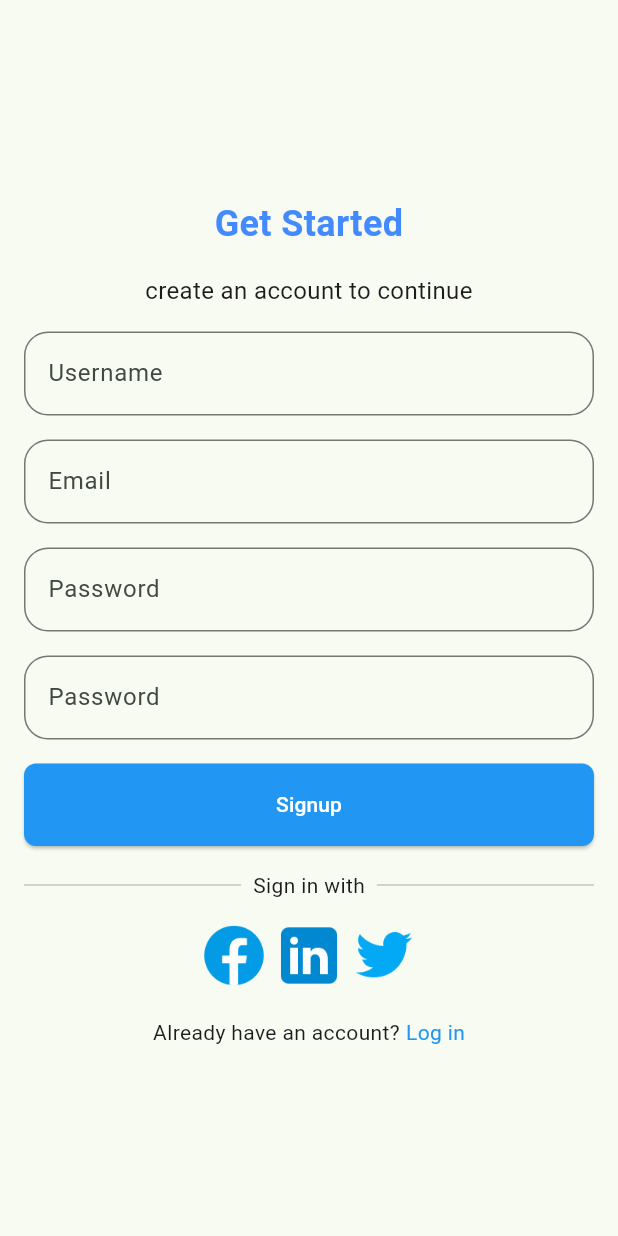
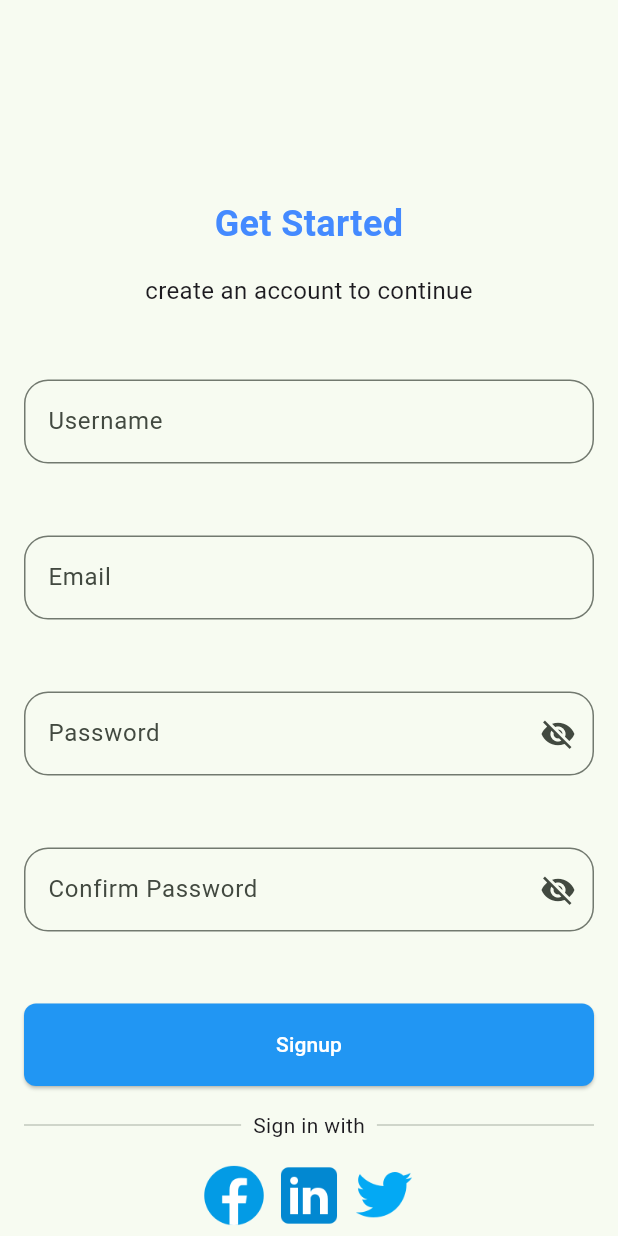
Before and after one commit to JoyObidife/myfirst_app, a Flutter app: the SignupPage screen opened by its route, on a phone screen of 412 x 824 dp. Run offline on Flutter 3.47's test engine with Material 3 defaults, Android fonts, the phone set to English and light mode, and no system bars; our stand-ins replace google_fonts; Roboto replaces fonts that are missing (Play).

```diff
--- a/lib/main.dart
+++ b/lib/main.dart
@@ -29,7 +29,7 @@ class MyApp extends StatelessWidget {
    "/login": (context)=> LoginPage(),
    "/signup":(context)=> SignupPage()
  },
-   initialRoute: "/home",
+   initialRoute: "/login",
    //  home: BottomNavigation()
     );
   }
--- a/lib/pages/contact_page.dart
+++ b/lib/pages/contact_page.dart
@@ -2,12 +2,15 @@ import 'package:flutter/material.dart';
 
 class ContactPage extends StatelessWidget {
   const ContactPage({super.key});
+
+
 
   @override
   Widget build(BuildContext context) {
     return Scaffold(
       appBar: AppBar(title: Text("Contacts"), centerTitle: true),
       body: ListView(
+
         padding: EdgeInsets.all(16),
         children: [
           Card(
--- a/lib/pages/signup_page.dart
+++ b/lib/pages/signup_page.dart
@@ -13,6 +13,17 @@ class SignupPage extends StatefulWidget {
 }
 
 class _SignupPageState extends State<SignupPage> {
+  TextEditingController emailController = TextEditingController();
+  TextEditingController confirmPasswordController = TextEditingController();
+  TextEditingController usernameController = TextEditingController();
+  TextEditingController passwordController = TextEditingController();
+
+  @override
+  void dispose() {
+    emailController.dispose();
+    super.dispose();
+  }
+
   @override
   Widget build(BuildContext context) {
     return Scaffold(
@@ -38,14 +49,60 @@ class _SignupPageState extends State<SignupPage> {
               textAlign: TextAlign.center,
               style: TextStyle(fontSize: 16),
             ),
-            CustomTextfield(label: "Username"),
-            CustomTextfield(label: "Email"),
-            PasswordTextfield(),
-            PasswordTextfield(),
+
+            SizedBox(height: 16),
+            CustomTextfield(
+              label: "Username",
+              textEditingController: usernameController,
+            ),
+
+            SizedBox(height: 16),
+            CustomTextfield(
+              label: "Email",
+              textEditingController: emailController,
+            ),
+
+            SizedBox(height: 16),
+            PasswordTextfield(
+              label: "Password",
+              textEditingController: passwordController,
+            ),
+
+            SizedBox(height: 16),
+            PasswordTextfield(
+              label: "Confirm Password",
+              textEditingController: confirmPasswordController,
+            ),
+            SizedBox(height: 16),
             CustomButton(
               text: 'Signup',
               onPressed: () {
+                if (usernameController.text != "joy") {
+                  ScaffoldMessenger.of(context).showSnackBar(
+                    SnackBar(content: Text("Username not correct")),
+                  );
+                  return;
+                }
+                if (emailController.text != "joy@gmail.com") {
+                  ScaffoldMessenger.of(
+                    context,
+                  ).showSnackBar(SnackBar(content: Text("Incorrect email")));
+                }
+                if (passwordController.text != "1234") {
+                  ScaffoldMessenger.of(
+                    context,
+                  ).showSnackBar(SnackBar(content: Text("Incorrect password")));
+                  return;
+
+                }
+                if(passwordController.text != confirmPasswordController.text) {
+                  ScaffoldMessenger.of(context).showSnackBar(
+                    SnackBar(content: Text("Password does not match with confirm")),
+                  );
+                  return;
+                }
                 Navigator.of(context).pushReplacementNamed("/home");
+                return;
               },
             ),
             SocialSignin(),
--- a/lib/widgets/custom_textfield.dart
+++ b/lib/widgets/custom_textfield.dart
@@ -5,12 +5,15 @@ class CustomTextfield extends StatelessWidget {
 
     super.key,
     required this.label,
+    required this.textEditingController,
   });
   final String label;
+  final TextEditingController? textEditingController;
 
   @override
   Widget build(BuildContext context) {
     return TextField(
+      controller: textEditingController ,
       // decoration allows you to style and customize the appearance of the input box
       decoration: InputDecoration(
         // border draws a visible rectangular border around your text field-just like a form box.
--- a/lib/widgets/password_textfield.dart
+++ b/lib/widgets/password_textfield.dart
@@ -1,20 +1,37 @@
 import 'package:flutter/material.dart';
 
-class PasswordTextfield extends StatelessWidget {
+class PasswordTextfield extends StatefulWidget {
   const PasswordTextfield({
     super.key,
+    this.textEditingController,
+    required this.label,
   });
+  final TextEditingController? textEditingController;
+  final String label;
 
+  @override
+  State<PasswordTextfield> createState() => _PasswordTextfieldState();
+}
+
+class _PasswordTextfieldState extends State<PasswordTextfield> {
+  var isvisble = false;
   @override
   Widget build(BuildContext context) {
     return TextField(
-        decoration: InputDecoration(
-       border: OutlineInputBorder(
-          borderRadius: BorderRadius.circular(16)
+      controller: widget.textEditingController,
+      decoration: InputDecoration(
+        border: OutlineInputBorder(borderRadius: BorderRadius.circular(16)),
+        labelText: widget.label,
+        suffixIcon: InkWell(
+          onTap: () {
+            setState(() {
+              isvisble = !isvisble;
+            });
+          },
+          child: Icon(isvisble ? Icons.visibility : Icons.visibility_off),
         ),
-        labelText: "Password",
       ),
-      obscureText: true,
+      obscureText: !isvisble,
     );
   }
 }
```
Also changed, not shown: lib/pages/login_page.dart (+51 -5 lines), pubspec.lock.
